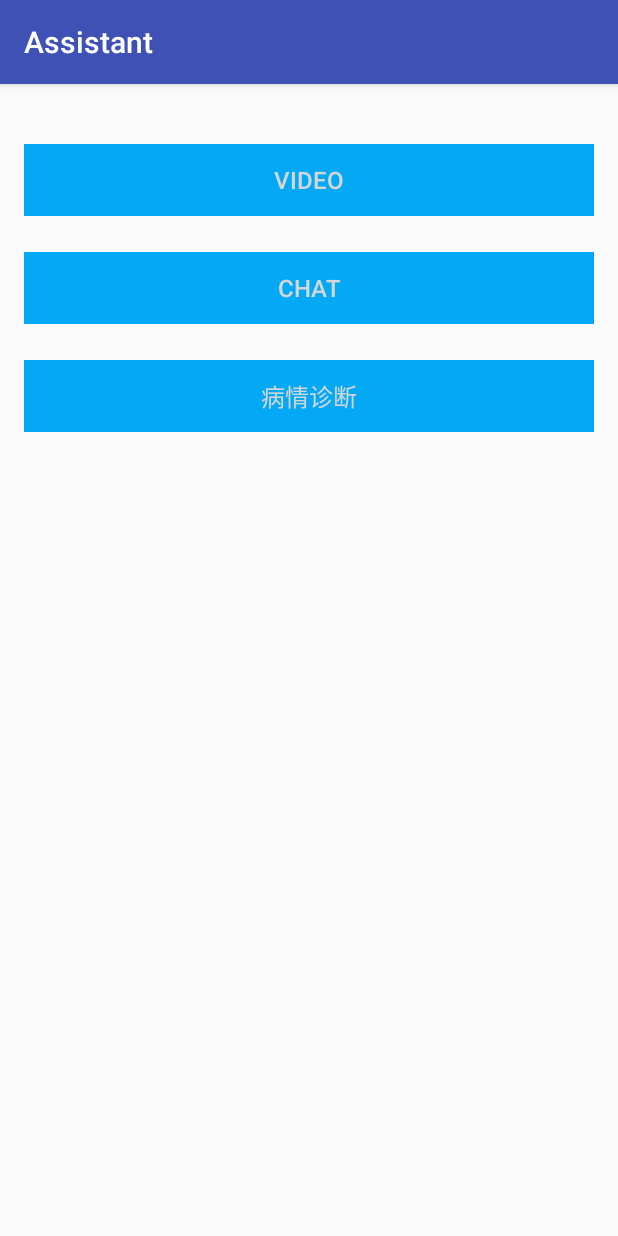
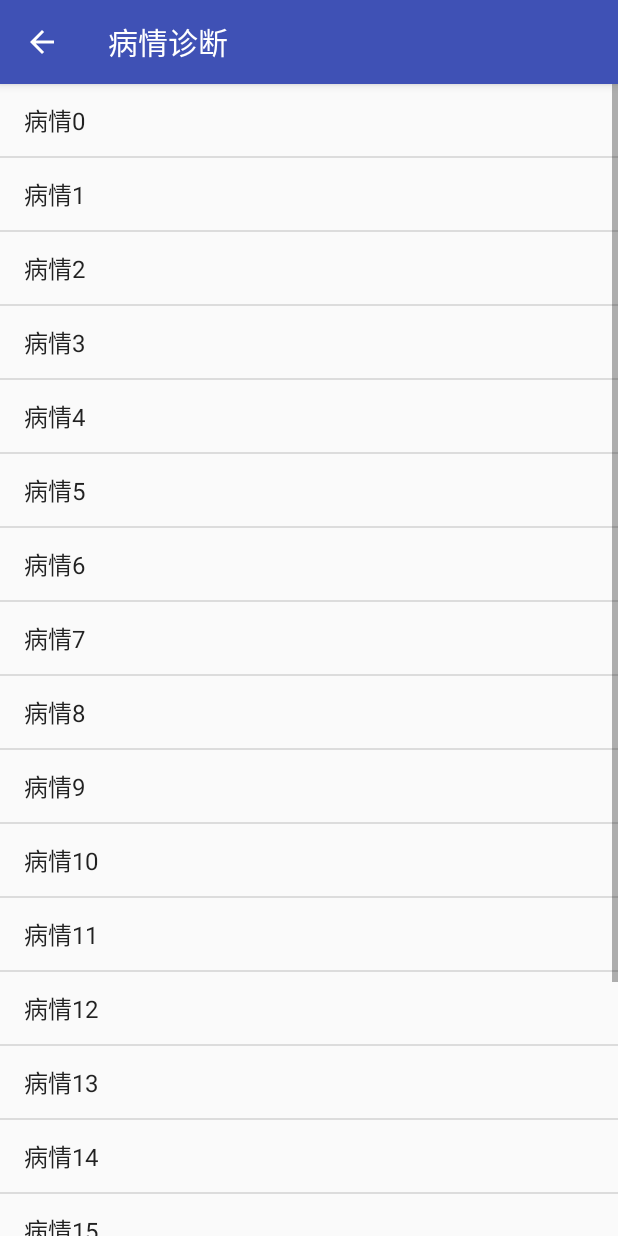
Before and after one commit to shasjSrv/assistantApp, an Android app: the screen it shows after launch (HomePageActivity before the commit, DiagnoseActivity after it), after a tap on "病情诊断", on a phone screen of 412 x 824 dp. Run offline under Robolectric (Android 15) with nearby library versions, the phone set to English and light mode, and no system bars; libraries missing offline, so code that uses them is left out: com.dd; plain views replace MaterialRippleLayout.

Commit message:
病情诊断列表

```diff
--- /dev/null
+++ b/app/src/main/java/com/example/jzy/helloword/DiagnoseActivity.java
@@ -0,0 +1,58 @@
+package com.example.jzy.helloword;
+
+import android.os.Bundle;
+import android.support.annotation.Nullable;
+import android.support.v7.app.AppCompatActivity;
+import android.view.MenuItem;
+import android.view.View;
+import android.widget.AdapterView;
+import android.widget.ArrayAdapter;
+import android.widget.ListView;
+import android.widget.Toast;
+
+import java.util.ArrayList;
+import java.util.List;
+
+/**
+ * 病情诊断Activity
+ * Created by jzy on 2017/8/5.
+ */
+
+public class DiagnoseActivity extends AppCompatActivity implements AdapterView.OnItemClickListener {
+
+    private static final String TAG = DiagnoseActivity.class.getSimpleName();
+    private ListView lvSicknessTypes;
+    private List<String> sicknessTypes;
+
+    @Override
+    public void onCreate(@Nullable Bundle savedInstanceState) {
+        super.onCreate(savedInstanceState);
+        setContentView(R.layout.act_diagnose);
+        getSupportActionBar().setDisplayHomeAsUpEnabled(true);
+        init();
+    }
+
+    private void init() {
+        lvSicknessTypes = (ListView) findViewById(R.id.lv_sickness_types);
+        sicknessTypes = new ArrayList<String>();
+        for (int i = 0; i < 20; i++) {
+            sicknessTypes.add("病情" + i);
+        }
+        lvSicknessTypes.setAdapter(new ArrayAdapter<String>(this, android.R.layout.simple_list_item_1, sicknessTypes));
+        lvSicknessTypes.setOnItemClickListener(this);
+    }
+
+    @Override
+    public boolean onOptionsItemSelected(MenuItem item) {
+        //Android.R.id.home对应应用程序图标的id
+        if (item.getItemId() == android.R.id.home) {
+            finish();
+        }
+        return super.onOptionsItemSelected(item);
+    }
+
+    @Override
+    public void onItemClick(AdapterView<?> parent, View view, int position, long id) {
+        Toast.makeText(this, sicknessTypes.get(position), Toast.LENGTH_SHORT).show();
+    }
+}
--- a/app/src/main/java/com/example/jzy/helloword/HomePageActivity.java
+++ b/app/src/main/java/com/example/jzy/helloword/HomePageActivity.java
@@ -72,6 +72,14 @@ public class HomePageActivity extends AppCompatActivity implements View.OnClickL
         startActivityForResult(intent, Keys.CHAT_REQUEST);
     }
 
+    /**
+     * 跳转至DiagnoseActivity
+     */
+    private void jumpToDiagnoseActivity() {
+        Intent intent = new Intent(HomePageActivity.this, DiagnoseActivity.class);
+        startActivity(intent);
+    }
+
     @Override
     public void onRequestPermissionsResult(int requestCode, @NonNull String[] permissions, @NonNull int[] grantResults) {
         if (requestCode == PERMISSIONS_REQUEST) {
@@ -115,7 +123,7 @@ public class HomePageActivity extends AppCompatActivity implements View.OnClickL
                 break;
 
             case R.id.btn_diagnose:
-
+                jumpToDiagnoseActivity();
                 break;
 
             default:
--- /dev/null
+++ b/app/src/main/res/layout/act_diagnose.xml
@@ -0,0 +1,7 @@
+<?xml version="1.0" encoding="utf-8"?>
+<ListView xmlns:android="http://schemas.android.com/apk/res/android"
+    android:id="@+id/lv_sickness_types"
+    android:layout_width="match_parent"
+    android:layout_height="match_parent">
+
+</ListView>
--- /dev/null
+++ b/app/src/main/res/layout/listitem_sickness_type.xml
@@ -0,0 +1,5 @@
+<?xml version="1.0" encoding="utf-8"?>
+<TextView xmlns:android="http://schemas.android.com/apk/res/android"
+    android:layout_width="match_parent" android:layout_height="match_parent">
+
+</TextView>
```
Also changed, not shown: app/src/main/AndroidManifest.xml (+17 -7 lines).
